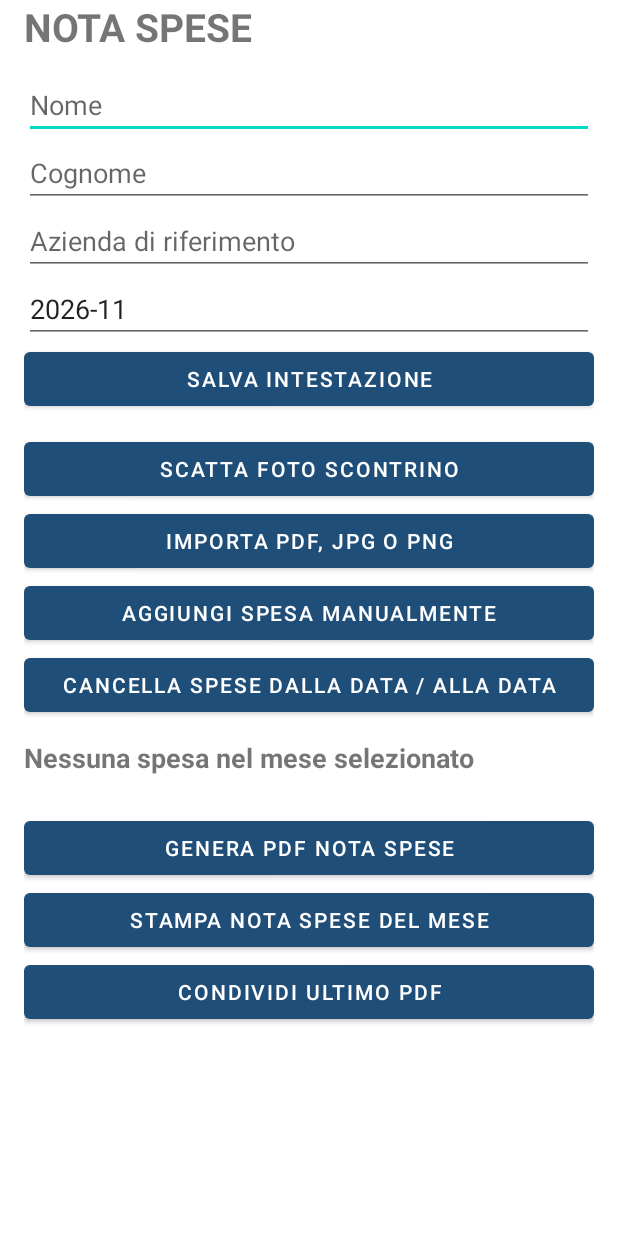
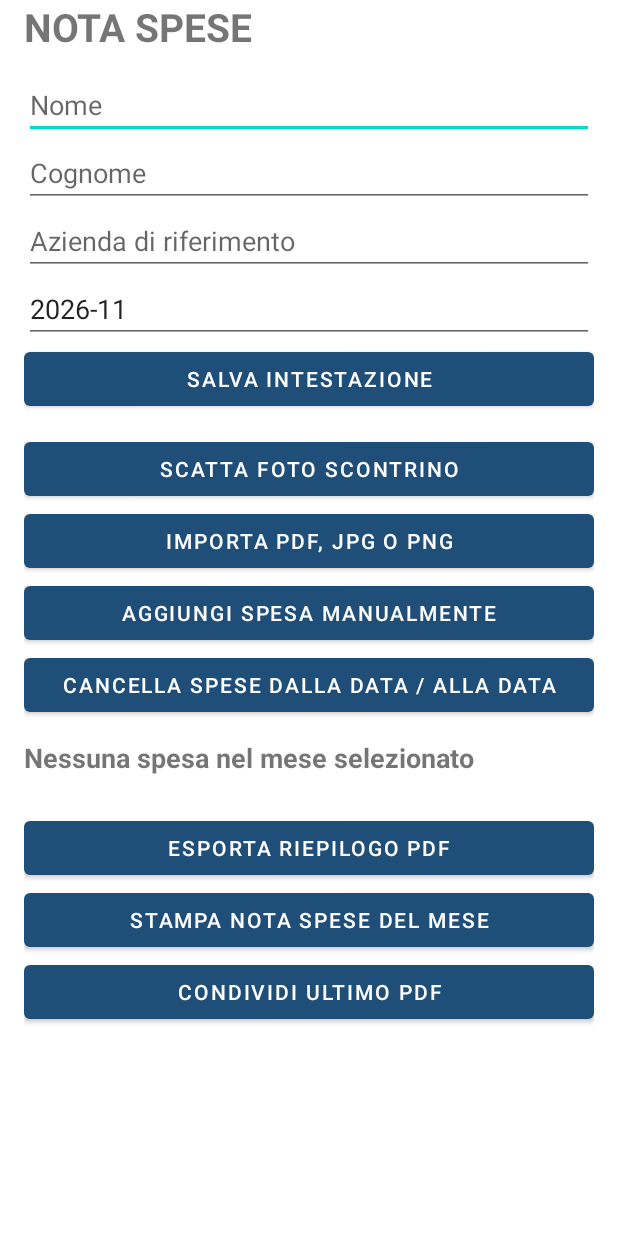
Before and after one commit to fabiocanciani/NotaSpeseAndroid, an Android app: the screen it shows after launch (MainActivity), on a phone screen of 412 x 824 dp. Run offline under Robolectric (Android 15) with nearby library versions, the phone set to English and light mode, and no system bars; libraries missing offline, so code that uses them is left out: com.google.mlkit.vision.

Commit message:
Refine Spese interface and add collapsible profile panel

```diff
--- a/app/src/main/res/layout/activity_main.xml
+++ b/app/src/main/res/layout/activity_main.xml
@@ -46,7 +46,7 @@
             android:layout_height="wrap_content" android:orientation="vertical"/>
 
         <Button android:id="@+id/btnPdf" android:layout_width="match_parent"
-            android:layout_height="wrap_content" android:text="Genera PDF nota spese"
+            android:layout_height="wrap_content" android:text="Esporta riepilogo PDF"
             android:layout_marginTop="16dp"/>
         <Button android:id="@+id/btnStampa" android:layout_width="match_parent"
             android:layout_height="wrap_content" android:text="Stampa nota spese del mese"/>
```
